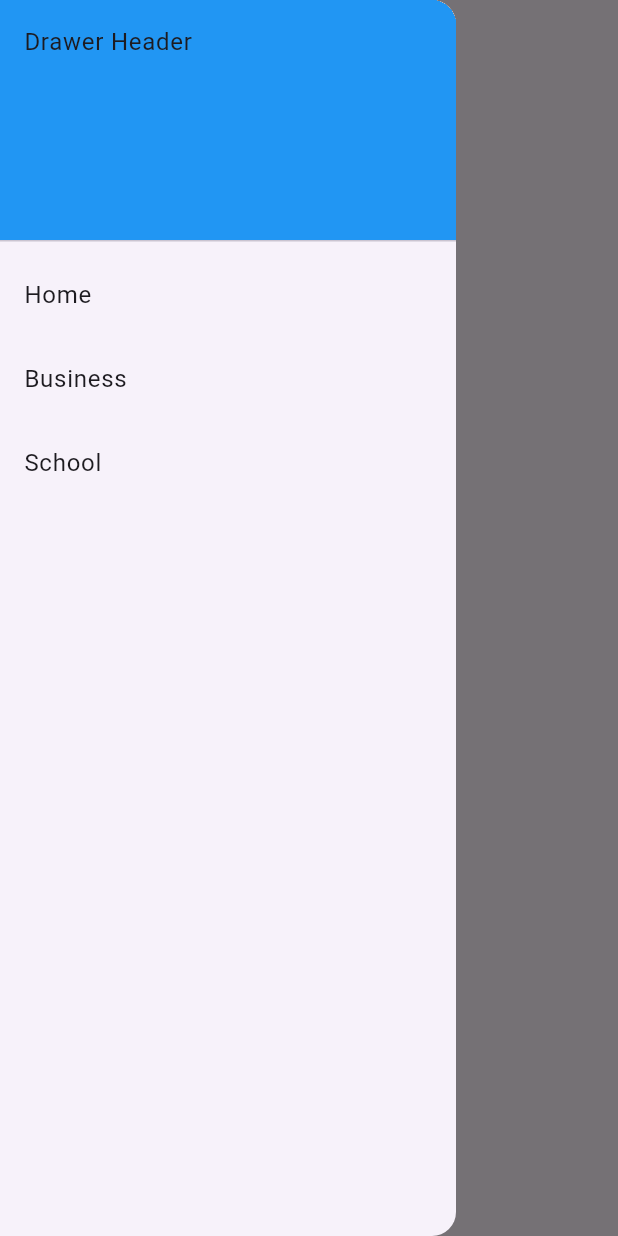
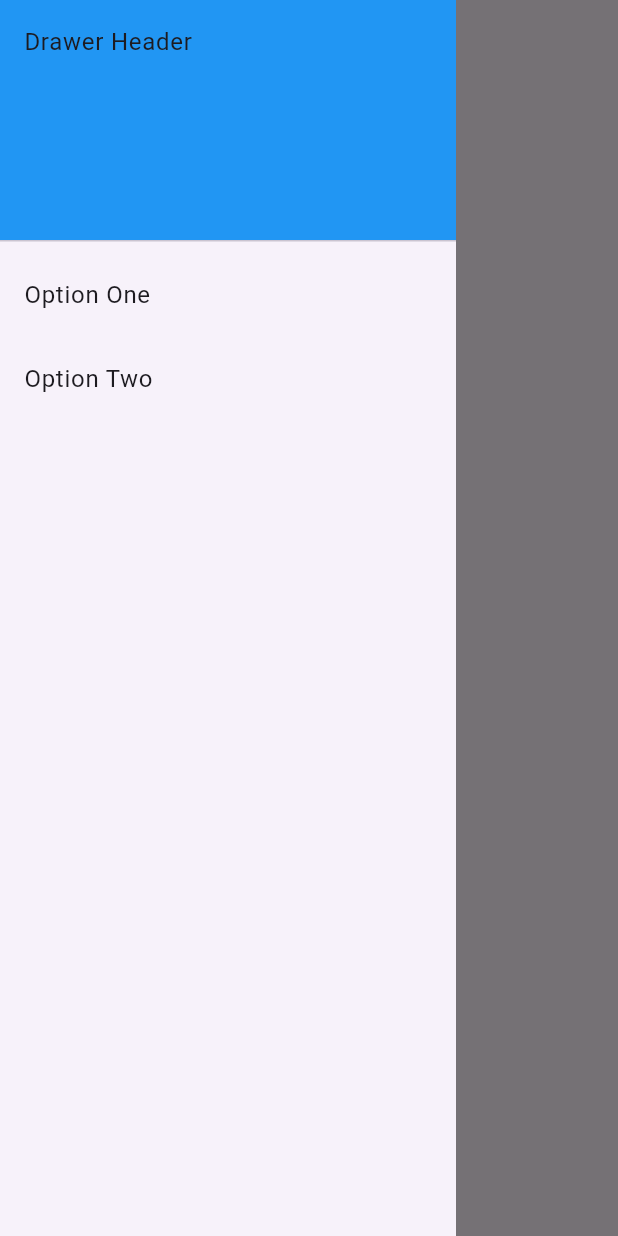
Before and after one commit to phquang98/flutter-project005, a Flutter app: the screen it shows after launch, with the side drawer open, on a phone screen of 412 x 824 dp. Run offline on Flutter 3.47's test engine with Material 3 defaults, Android fonts, the light colour scheme and no system bars.

Commit message:
fix: change drawer style to rect-angled

```diff
--- a/lib/main.dart
+++ b/lib/main.dart
@@ -1,4 +1,5 @@
 import 'package:flutter/material.dart';
+
 import 'package:flutter_project005/pages/home_page.dart';
 import 'package:flutter_project005/widgets/drawer.dart';
 
@@ -13,9 +14,10 @@ class MainApp extends StatelessWidget {
 
   @override
   Widget build(BuildContext context) {
-    return MaterialApp(
+    // use this for Scaffold, e.g. https://stackoverflow.com/a/60455813
+    return const MaterialApp(
       debugShowCheckedModeBanner: true,
-      home: HomePage(pageTitle: 'This is a home page'),
+      home: HomePage(appBarText: 'This is an app bar text'),
     );
   }
 }
--- a/lib/pages/home_page.dart
+++ b/lib/pages/home_page.dart
@@ -3,9 +3,9 @@ import 'package:flutter/material.dart';
 import 'package:flutter_project005/widgets/drawer.dart';
 
 class HomePage extends StatefulWidget {
-  const HomePage({super.key, required this.pageTitle});
+  const HomePage({super.key, required this.appBarText});
 
-  final String pageTitle;
+  final String appBarText;
 
   @override
   State<HomePage> createState() => _HomePageState();
@@ -18,7 +18,7 @@ class _HomePageState extends State<HomePage> {
       // must have appbar to see drawer
       appBar: AppBar(
         // widget is only available in statefulw
-        title: Text(widget.pageTitle),
+        title: Text(widget.appBarText),
       ),
       drawer: const CustomDrawer(),
       body: const Center(
--- a/lib/widgets/drawer.dart
+++ b/lib/widgets/drawer.dart
@@ -1,4 +1,3 @@
-import 'dart:developer';
 import 'package:flutter/material.dart';
 
 class CustomDrawer extends StatelessWidget {
@@ -7,11 +6,14 @@ class CustomDrawer extends StatelessWidget {
   @override
   Widget build(BuildContext context) {
     return Drawer(
-      // Add a ListView to the drawer. This ensures the user can scroll
-      // through the options in the drawer if there isn't enough vertical
-      // space to fit everything.
+      shape: const RoundedRectangleBorder(
+        borderRadius: BorderRadius.all(Radius.circular(0)),
+        // borderRadius: BorderRadius.only(
+        //       topRight: Radius.circular(20),
+        //       bottomRight: Radius.circular(20)),
+      ),
+      // TODO: change this to ListView.builder
       child: ListView(
-        // Important: Remove any padding from the ListView.
         padding: EdgeInsets.zero,
         children: [
           const DrawerHeader(
@@ -21,7 +23,7 @@ class CustomDrawer extends StatelessWidget {
             child: Text('Drawer Header'),
           ),
           ListTile(
-            title: const Text('Home'),
+            title: const Text('Option One'),
             // selected: _selectedIndex == 0,
             onTap: () {
               // Update the state of the app
@@ -31,21 +33,11 @@ class CustomDrawer extends StatelessWidget {
             },
           ),
           ListTile(
-            title: const Text('Business'),
+            title: const Text('Option Two'),
             // selected: _selectedIndex == 1,
             onTap: () {
               // Update the state of the app
               // _onItemTapped(1);
-              // Then close the drawer
-              Navigator.pop(context);
-            },
-          ),
-          ListTile(
-            title: const Text('School'),
-            // selected: _selectedIndex == 2,
-            onTap: () {
-              // Update the state of the app
-              // _onItemTapped(2);
               // Then close the drawer
               Navigator.pop(context);
             },
```
Also changed, not shown: lib/pages/details_page.dart (added, +21 -0 lines).
